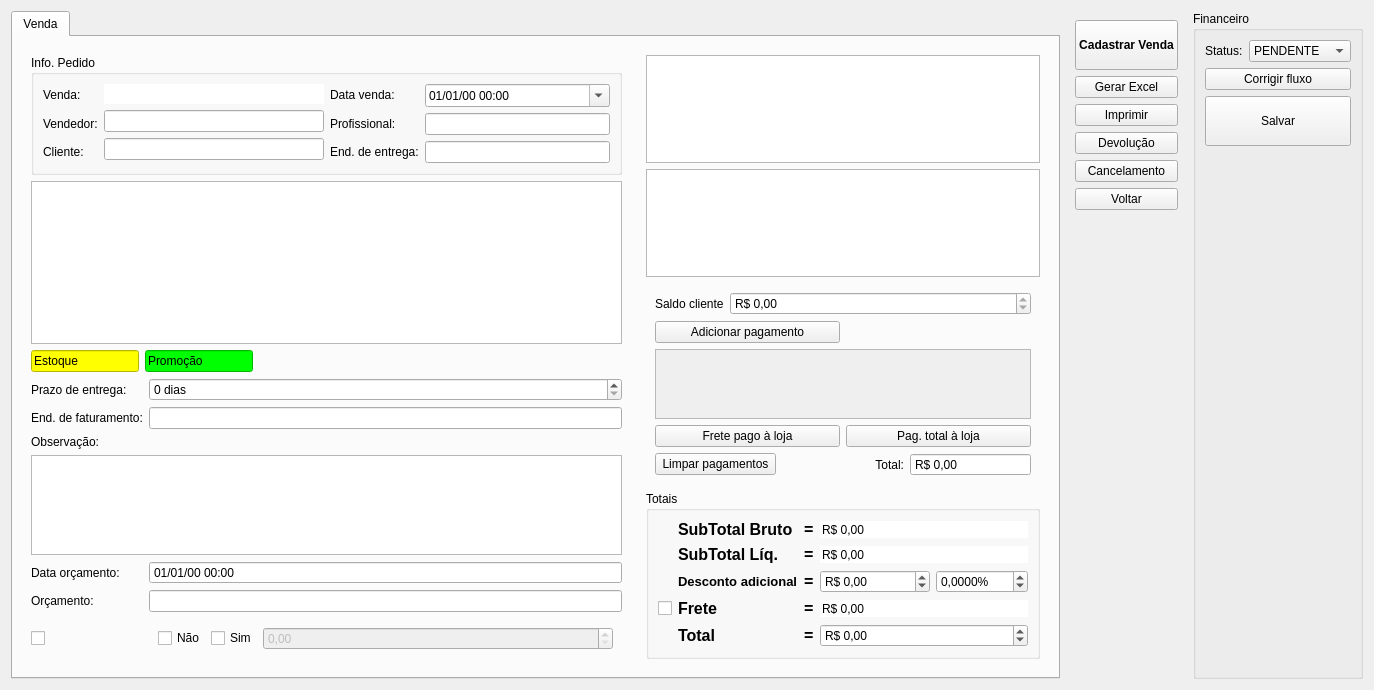
Old version of the form ui/venda.ui in the repository darktorres/ERP-STACCATO.
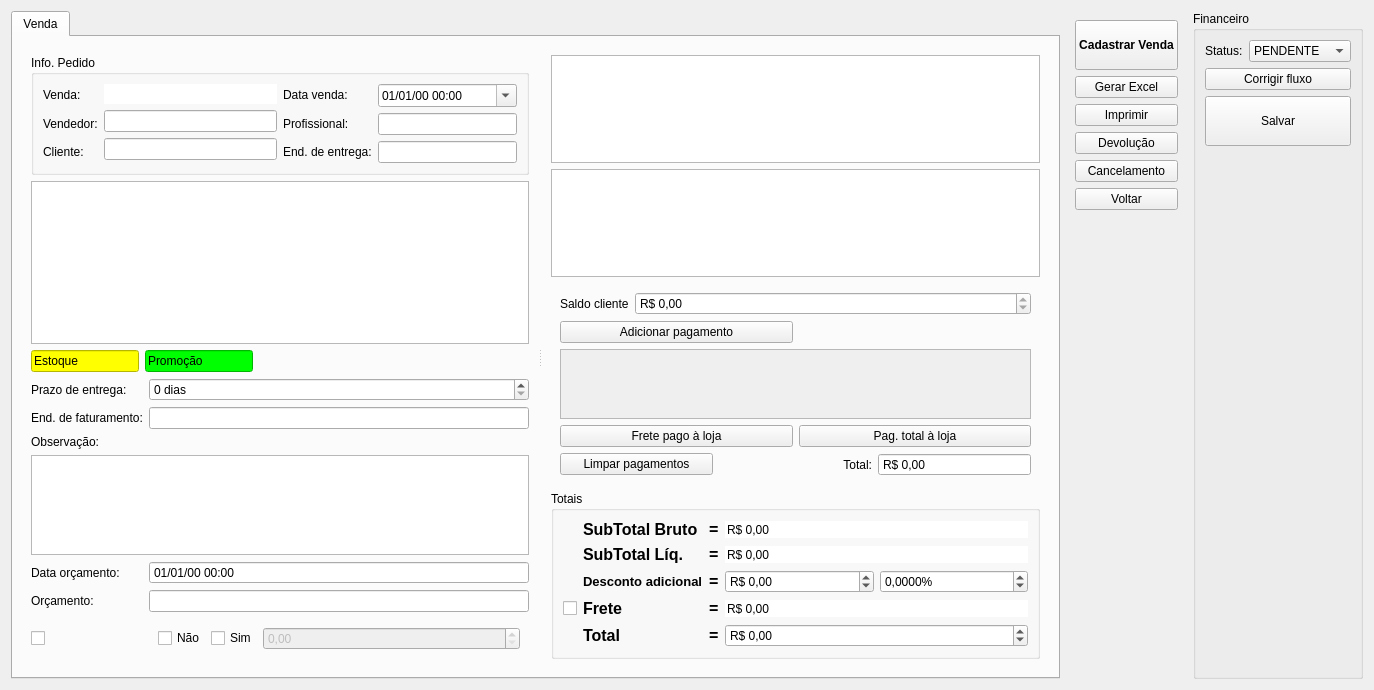
New version of the form. Custom widgets are drawn as their Qt base class.

Commit message: multiplos pagamentos

What changed in the file:
```diff
--- a/ui/venda.ui
+++ b/ui/venda.ui
@@ -28,6 +28,10 @@
       </attribute>
       <layout class="QGridLayout" name="gridLayout_2">
        <item row="0" column="0">
+        <widget class="QSplitter" name="splitter">
+         <property name="orientation">
+          <enum>Qt::Horizontal</enum>
+         </property>
         <widget class="QFrame" name="frameProdutos">
          <property name="sizePolicy">
           <sizepolicy hsizetype="Expanding" vsizetype="Preferred">
@@ -443,8 +447,6 @@
           </item>
          </layout>
         </widget>
-       </item>
-       <item row="0" column="1">
         <widget class="QFrame" name="framePagamentos">
          <property name="sizePolicy">
           <sizepolicy hsizetype="Minimum" vsizetype="Preferred">
@@ -593,7 +595,7 @@
                  <rect>
                   <x>0</x>
                   <y>0</y>
-                  <width>387</width>
+                   <width>499</width>
                   <height>68</height>
                  </rect>
                 </property>
@@ -993,12 +995,6 @@
               <verstretch>0</verstretch>
              </sizepolicy>
             </property>
-            <property name="minimumSize">
-             <size>
-              <width>350</width>
-              <height>0</height>
-             </size>
-            </property>
             <property name="mouseTracking">
              <bool>true</bool>
             </property>
@@ -1021,12 +1017,6 @@
               <verstretch>0</verstretch>
              </sizepolicy>
             </property>
-            <property name="minimumSize">
-             <size>
-              <width>350</width>
-              <height>0</height>
-             </size>
-            </property>
             <property name="mouseTracking">
              <bool>true</bool>
             </property>
@@ -1045,6 +1035,7 @@
            </widget>
           </item>
          </layout>
+         </widget>
         </widget>
        </item>
       </layout>
```
Lines whose indentation alone changed are shown as unchanged. The commit also changes 2 other files.
